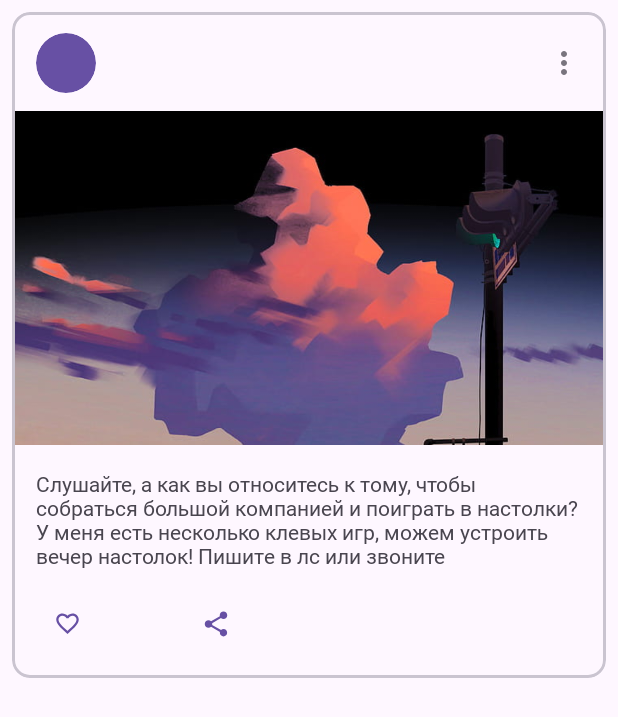
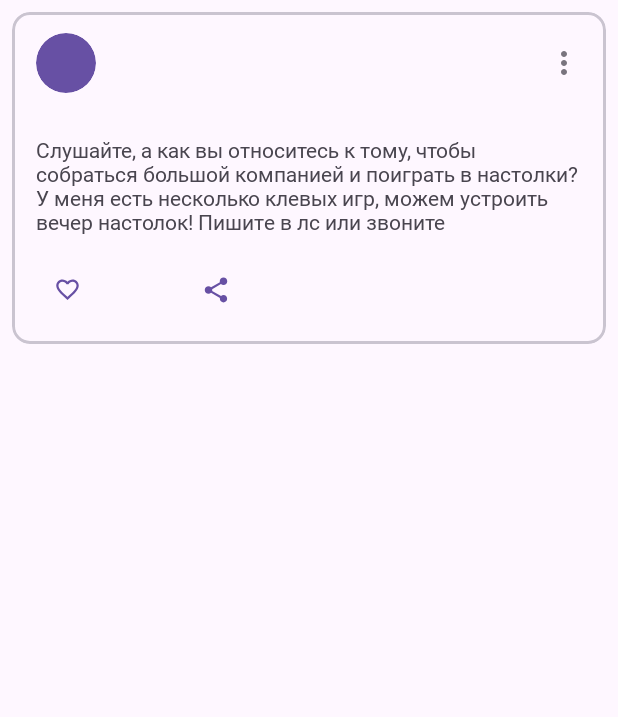
Before and after one commit to NORMss/AndroidSchool, an Android app: the layout post.xml on its own in the app's theme, with its tools: preview values and no code run, on a phone screen of 412 x 824 dp. Shown: the top 717 px of the screen. Run offline under Robolectric (Android 15) with nearby library versions, the phone set to English and light mode, and no system bars.

Commit message:
feat: added data loading to post

```diff
--- a/app/build.gradle.kts
+++ b/app/build.gradle.kts
@@ -39,6 +39,7 @@ android {
 }
 
 dependencies {
+    implementation(libs.coil)
 
     implementation(libs.androidx.core.ktx)
     implementation(libs.androidx.appcompat)
--- a/app/src/main/AndroidManifest.xml
+++ b/app/src/main/AndroidManifest.xml
@@ -1,6 +1,8 @@
 <?xml version="1.0" encoding="utf-8"?>
 <manifest xmlns:android="http://schemas.android.com/apk/res/android"
     xmlns:tools="http://schemas.android.com/tools">
+
+    <uses-permission android:name="android.permission.INTERNET" />
 
     <application
         android:allowBackup="true"
--- a/app/src/main/res/layout/header.xml
+++ b/app/src/main/res/layout/header.xml
@@ -26,7 +26,7 @@
         android:layout_width="wrap_content"
         android:layout_height="wrap_content"
         android:textColor="?colorOnPrimary"
-        android:visibility="gone"
+        android:visibility="visible"
         app:layout_constraintBottom_toBottomOf="@id/monogram"
         app:layout_constraintEnd_toEndOf="@id/monogram"
         app:layout_constraintStart_toStartOf="@id/monogram"
@@ -43,7 +43,7 @@
         android:maxLines="1"
         android:textColor="@color/post_title_text"
         android:textSize="16sp"
-        app:layout_constraintEnd_toStartOf="@+id/more_button"
+        app:layout_constraintEnd_toStartOf="@+id/moreButton"
         app:layout_constraintStart_toEndOf="@+id/monogram"
         app:layout_constraintTop_toTopOf="parent"
         tools:text="Lydia Westervelt" />
@@ -58,13 +58,13 @@
         android:textColor="@color/post_title_text"
         android:textSize="14sp"
         app:layout_constraintBottom_toBottomOf="@id/monogram"
-        app:layout_constraintEnd_toStartOf="@+id/more_button"
+        app:layout_constraintEnd_toStartOf="@+id/moreButton"
         app:layout_constraintStart_toEndOf="@id/monogram"
         app:layout_constraintTop_toBottomOf="@+id/username"
         tools:text="11.05.22 11:21" />
 
     <ImageButton
-        android:id="@+id/more_button"
+        android:id="@+id/moreButton"
         android:layout_width="@dimen/play_size"
         android:layout_height="@dimen/play_size"
         android:layout_marginEnd="4dp"
--- a/app/src/main/res/layout/post.xml
+++ b/app/src/main/res/layout/post.xml
@@ -33,12 +33,13 @@
             android:adjustViewBounds="true"
             android:contentDescription="@string/content_image"
             android:scaleType="centerCrop"
+            android:visibility="gone"
             app:layout_constraintDimensionRatio="H,16:9"
             app:layout_constraintEnd_toEndOf="parent"
             app:layout_constraintStart_toStartOf="parent"
             app:layout_constraintTop_toBottomOf="@+id/header"
             tools:src="@drawable/vertical_image"
-            tools:visibility="visible" />
+            tools:visibility="gone" />
 
         <VideoView
             android:id="@+id/contentVideo"
@@ -46,6 +47,7 @@
             android:layout_height="0dp"
             android:adjustViewBounds="true"
             android:scaleType="centerCrop"
+            android:visibility="gone"
             app:layout_constraintDimensionRatio="H,16:9"
             app:layout_constraintEnd_toEndOf="parent"
             app:layout_constraintStart_toStartOf="parent"
--- a/app/src/main/res/values/strings.xml
+++ b/app/src/main/res/values/strings.xml
@@ -7,4 +7,5 @@
     <string name="share_button" translatable="false">share_button</string>
     <string name="content_image" translatable="false">content_image</string>
     <string name="play" translatable="false">play</string>
+    <string name="not_implemented">Not implemented</string>
 </resources>
--- a/gradle/libs.versions.toml
+++ b/gradle/libs.versions.toml
@@ -1,5 +1,6 @@
 [versions]
 agp = "8.7.0"
+coil = "2.7.0"
 kotlin = "1.9.24"
 coreKtx = "1.13.1"
 junit = "4.13.2"
@@ -12,6 +13,7 @@ constraintlayout = "2.1.4"
 
 [libraries]
 androidx-core-ktx = { group = "androidx.core", name = "core-ktx", version.ref = "coreKtx" }
+coil = { module = "io.coil-kt:coil", version.ref = "coil" }
 junit = { group = "junit", name = "junit", version.ref = "junit" }
 androidx-junit = { group = "androidx.test.ext", name = "junit", version.ref = "junitVersion" }
 androidx-espresso-core = { group = "androidx.test.espresso", name = "espresso-core", version.ref = "espressoCore" }
```
Also changed, not shown: app/src/main/java/com/eltex/androidschool/MainActivity.kt (+78 -23 lines), 1 other file.
